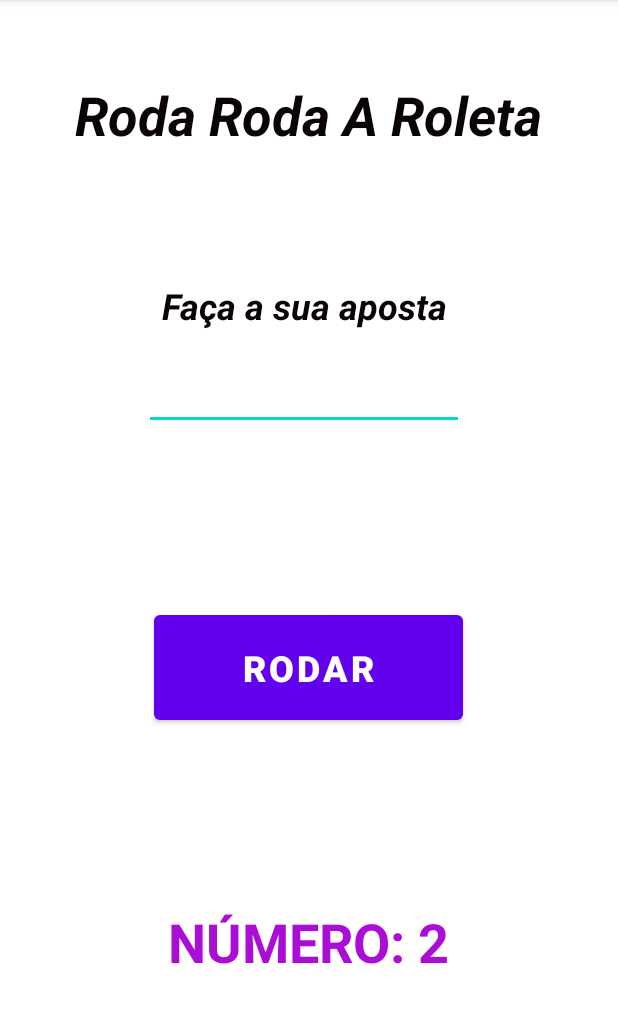
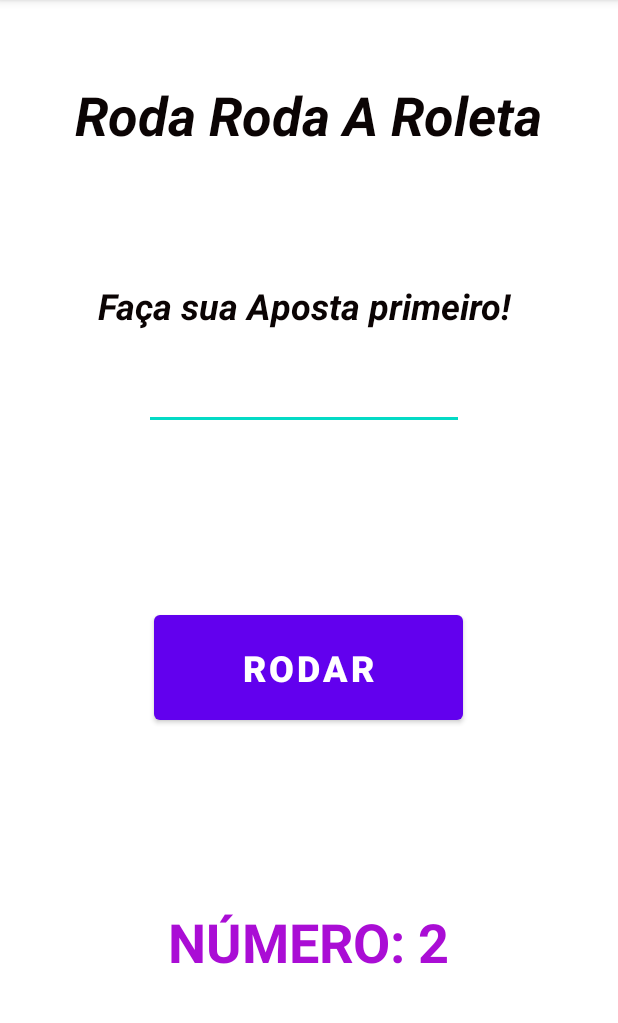
Before and after one commit to Siiff/TarefaComparacaoRoleta, an Android app: the screen it shows after launch (MainActivity), after a tap on "RODAR", on a phone screen of 412 x 824 dp, the part 84-1107 px from its top. Run offline under Robolectric (Android 15) with nearby library versions, the phone set to English and light mode, and no system bars.

Commit message:
Quase lá....

```diff
--- a/app/src/main/java/com/example/aula0103_tarefa/MainActivity.java
+++ b/app/src/main/java/com/example/aula0103_tarefa/MainActivity.java
@@ -7,29 +7,53 @@ import android.view.View;
 import android.widget.EditText;
 import android.widget.TextView;
 
+import org.w3c.dom.Text;
+
 import java.util.Random;
 
 public class MainActivity extends AppCompatActivity {
+
+    private TextView textParabens;
+    private EditText aposta;
 
     @Override
     protected void onCreate(Bundle savedInstanceState) {
         super.onCreate(savedInstanceState);
         setContentView(R.layout.activity_main);
+        aposta = findViewById(R.id.inputnumero);
+        textParabens = findViewById(R.id.caixaparabens);
     }
+
+
     public void RodaODado(View view){
         TextView RodandoODado = findViewById(R.id.numeroArodar);
         int randomnumber = new Random().nextInt(11);
         RodandoODado.setText("Número: " + randomnumber);
+
+        String numeroAposta;
+        numeroAposta = aposta.getText().toString();
+
+        Boolean campoValidado = validarcampo(numeroAposta);
+        if(campoValidado){
+            Double doubleDaAposta = Double.parseDouble(numeroAposta);
+            if(doubleDaAposta == randomnumber){
+                textParabens.setText("Parabens, Você Ganhou");
+            }
+            else {
+                textParabens.setText("Você perdeu, que peninha");
+            }
+        }
+        else {
+            textParabens.setText("Faça sua Aposta primeiro!");
+        }
+
     }
-    public void Parabens(View view){
-        TextView parabenizacao = findViewById(R.id.caixaparabens);
-        parabenizacao.setText("Parabens, Você gannhou!");
+    public Boolean validarcampo (String apostaJogador){
+        Boolean campoValidado = true;
+        if(apostaJogador == null || apostaJogador.equals("")){
+            campoValidado = false;
+        }
+        return  campoValidado;
     }
 
-    public void Comparacao(View view){
-        EditText numero = (EditText) findViewById(R.id.inputnumero);
-
-    }
-
-
 }
```
